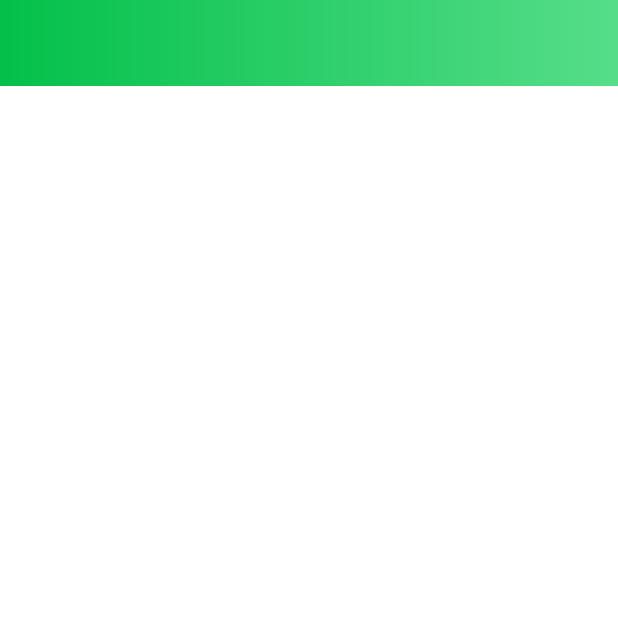
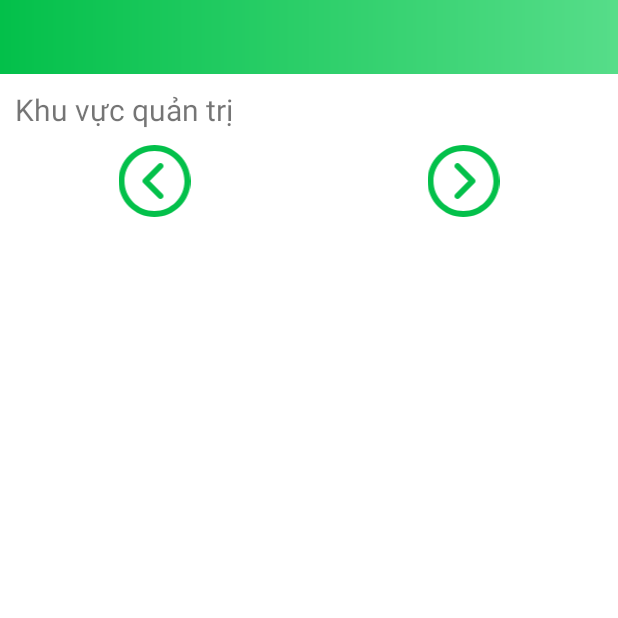
Before and after one commit to duonghaipham/love-story-app, an Android app: the ReadingInterfaceActivity screen opened directly, with no data from a screen before it, on a phone screen of 412 x 824 dp, the top half of it. Run offline under Robolectric (Android 15) with nearby library versions, the phone set to English and light mode, and no system bars; 3 statements that could not run were skipped.

Commit message:
Add previous and next chapter button feature

```diff
--- a/app/src/main/java/com/example/love/ReadingInterfaceActivity.java
+++ b/app/src/main/java/com/example/love/ReadingInterfaceActivity.java
@@ -2,7 +2,10 @@ package com.example.love;
 
 import androidx.appcompat.app.AppCompatActivity;
 
+
+import android.content.Intent;
 import android.os.Bundle;
+import android.widget.ImageView;
 import android.widget.TextView;
 
 import com.example.love.database.ChapterDataSource;
@@ -12,6 +15,8 @@ public class ReadingInterfaceActivity extends AppCompatActivity {
 
     private TextView tvChapterBar;
     private TextView tvBody;
+    private ImageView ivPrevious;
+    private ImageView ivNext;
 
     @Override
     protected void onCreate(Bundle savedInstanceState) {
@@ -21,12 +26,35 @@ public class ReadingInterfaceActivity extends AppCompatActivity {
 
         int indexStory = getIntent().getIntExtra("index story", 0);
         int indexChapter = getIntent().getIntExtra("index chapter", 0);
+        int numberChapters = getIntent().getIntExtra("number chapters", 0);
         loadData(String.valueOf(indexStory), String.valueOf(indexChapter));
+
+        ivPrevious.setOnClickListener(v -> {
+            if (indexChapter > 0) {
+                Intent intent = new Intent(ReadingInterfaceActivity.this, ReadingInterfaceActivity.class);
+                intent.putExtra("index story", indexStory);
+                intent.putExtra("index chapter", indexChapter - 1);
+                intent.putExtra("number chapters", numberChapters);
+                startActivity(intent);
+            }
+        });
+
+        ivNext.setOnClickListener(v -> {
+            if (indexChapter < numberChapters - 1) {
+                Intent intent = new Intent(ReadingInterfaceActivity.this, ReadingInterfaceActivity.class);
+                intent.putExtra("index story", indexStory);
+                intent.putExtra("index chapter", indexChapter + 1);
+                intent.putExtra("number chapters", numberChapters);
+                startActivity(intent);
+            }
+        });
     }
 
     private void map() {    // map between front-end control and its back-end ones
         tvChapterBar = findViewById(R.id.tv_chapter_bar);
         tvBody = findViewById(R.id.tv_body);
+        ivPrevious = findViewById(R.id.iv_previous);
+        ivNext = findViewById(R.id.iv_next);
     }
 
     private void loadData(String indexStory, String indexChapter) { // load data from database and fill into user interface
--- a/app/src/main/java/com/example/love/StoryIntroductionActivity.java
+++ b/app/src/main/java/com/example/love/StoryIntroductionActivity.java
@@ -33,6 +33,7 @@ public class StoryIntroductionActivity extends AppCompatActivity {
     private TextView tvAuthor;
     private TextView tvNumberChapters;
     private ListView lvChapters;
+    private int numberChapters;
 
     @Override
     protected void onCreate(Bundle savedInstanceState) {
@@ -47,6 +48,7 @@ public class StoryIntroductionActivity extends AppCompatActivity {
             Intent intent = new Intent(StoryIntroductionActivity.this, ReadingInterfaceActivity.class);
             intent.putExtra("index story", indexStory);
             intent.putExtra("index chapter", position);
+            intent.putExtra("number chapters", numberChapters);
             startActivity(intent);
         });
     }
@@ -68,6 +70,7 @@ public class StoryIntroductionActivity extends AppCompatActivity {
         toolBarLayout.setTitle(story.getName());
         tvAuthor.setText(String.format(getString(R.string.author), story.getAuthor()));
         tvNumberChapters.setText(String.format(getString(R.string.number_chapters), story.getNumber_chapters()));
+        numberChapters = story.getNumber_chapters();
 
         // get list of chapters of the current story
         ChapterDataSource chapterDatasource = new ChapterDataSource(StoryIntroductionActivity.this);
--- /dev/null
+++ b/app/src/main/res/drawable/ic_next.xml
@@ -0,0 +1,5 @@
+<vector android:height="48dp" android:viewportHeight="512"
+    android:viewportWidth="512" android:width="48dp" xmlns:android="http://schemas.android.com/apk/res/android">
+    <path android:fillColor="@color/green_parakeet" android:pathData="M256,0C114.618,0 0,114.618 0,256s114.618,256 256,256s256,-114.618 256,-256S397.382,0 256,0zM256,469.333c-117.818,0 -213.333,-95.515 -213.333,-213.333S138.182,42.667 256,42.667S469.333,138.182 469.333,256S373.818,469.333 256,469.333z"/>
+    <path android:fillColor="@color/green_parakeet" android:pathData="M228.418,134.248c-8.331,-8.331 -21.839,-8.331 -30.17,0c-8.331,8.331 -8.331,21.839 0,30.17L289.83,256l-91.582,91.582c-8.331,8.331 -8.331,21.839 0,30.17c8.331,8.331 21.839,8.331 30.17,0l106.667,-106.667c8.331,-8.331 8.331,-21.839 0,-30.17L228.418,134.248z"/>
+</vector>
--- /dev/null
+++ b/app/src/main/res/drawable/ic_previous.xml
@@ -0,0 +1,5 @@
+<vector android:height="48dp" android:viewportHeight="512"
+    android:viewportWidth="512" android:width="48dp" xmlns:android="http://schemas.android.com/apk/res/android">
+    <path android:fillColor="@color/green_parakeet" android:pathData="M256,0C114.618,0 0,114.618 0,256s114.618,256 256,256s256,-114.618 256,-256S397.382,0 256,0zM256,469.333c-117.818,0 -213.333,-95.515 -213.333,-213.333S138.182,42.667 256,42.667S469.333,138.182 469.333,256S373.818,469.333 256,469.333z"/>
+    <path android:fillColor="@color/green_parakeet" android:pathData="M313.752,134.248c-8.331,-8.331 -21.839,-8.331 -30.17,0L176.915,240.915c-8.331,8.331 -8.331,21.839 0,30.17l106.667,106.667c8.331,8.331 21.839,8.331 30.17,0c8.331,-8.331 8.331,-21.839 0,-30.17L222.17,256l91.582,-91.582C322.083,156.087 322.083,142.58 313.752,134.248z"/>
+</vector>
--- a/app/src/main/res/layout/activity_reading_interface.xml
+++ b/app/src/main/res/layout/activity_reading_interface.xml
@@ -8,15 +8,55 @@
     <TextView
         android:id="@+id/tv_chapter_bar"
         android:layout_width="match_parent"
-        android:layout_height="0dp"
-        android:layout_weight="7"
-        android:background="@drawable/green_gradient_background"/>
+        android:layout_height="wrap_content"
+        android:paddingTop="7dp"
+        android:paddingEnd="10dp"
+        android:paddingBottom="7dp"
+        android:paddingStart="10dp"
+        android:background="@drawable/green_gradient_background"
+        android:gravity="center"
+        android:textSize="25sp"
+        android:textColor="@color/white"/>
+    <ScrollView
+        android:layout_width="match_parent"
+        android:layout_height="wrap_content">
 
-    <TextView
-        android:id="@+id/tv_body"
+        <TextView
+            android:id="@+id/tv_body"
+            android:layout_width="match_parent"
+            android:layout_height="wrap_content"
+            android:layout_margin="10dp"
+            android:scrollbars="vertical"
+            android:justificationMode="inter_word"
+            android:textSize="20sp"
+            android:text="@string/administration_area"/>
+    </ScrollView>
+
+    <LinearLayout
         android:layout_width="match_parent"
-        android:layout_height="0dp"
-        android:layout_weight="93"
-        android:scrollbars="vertical"/>
+        android:layout_height="wrap_content"
+        android:layout_gravity="center"
+        android:orientation="horizontal">
+
+        <ImageView
+            android:id="@+id/iv_previous"
+            android:layout_width="0dp"
+            android:layout_height="wrap_content"
+            android:layout_weight="1"
+            android:foreground="?selectableItemBackgroundBorderless"
+            android:clickable="true"
+            android:src="@drawable/ic_previous"/>
+
+        <ImageView
+            android:id="@+id/iv_next"
+            android:layout_width="0dp"
+            android:layout_height="wrap_content"
+            android:layout_weight="1"
+            android:foreground="?selectableItemBackgroundBorderless"
+            android:clickable="true"
+            android:src="@drawable/ic_next"/>
+
+    </LinearLayout>
+
 
 </LinearLayout>
--- a/app/src/main/res/values/strings.xml
+++ b/app/src/main/res/values/strings.xml
@@ -7,4 +7,13 @@
     <string name="author">Tác giả: %s.</string>
     <string name="number_chapters">Số chương: %d.</string>
     <string name="avatar">Ảnh bìa truyện</string>
+    <string name="large">Lorem ipsum dolor sit amet, consectetur adipiscing elit. Nulla dictum ante sed tellus consequat, sed eleifend odio condimentum. Cras maximus tellus ac auctor sagittis. Phasellus mauris ipsum, molestie ut porttitor sed, dictum eu nunc. Donec et interdum massa. Aenean ultrices imperdiet pulvinar. Nam consectetur mauris id ligula placerat tincidunt. Sed mattis faucibus lacus, ornare lacinia dolor facilisis lacinia. Etiam rutrum, massa eget aliquet condimentum, est dolor eleifend nunc, at egestas leo augue ac erat. Aenean vitae metus mollis, aliquam risus eu, ullamcorper lectus. Nulla pellentesque erat lobortis maximus iaculis. Sed aliquet augue vel mi faucibus ultricies.
+
+Duis vestibulum magna nibh, quis porta odio sodales at. Aenean sodales suscipit orci, vel sodales ligula suscipit id. Praesent eu lacus a libero gravida viverra. Duis a vehicula nibh. Sed ligula est, interdum eget vulputate at, imperdiet feugiat ligula. Proin eget fermentum diam, non maximus nulla. Mauris ornare non ipsum efficitur ultricies. Mauris quis mi interdum justo dignissim aliquam. In orci ipsum, accumsan aliquet felis eget, varius bibendum elit.
+
+Donec gravida nisi orci, non efficitur dui condimentum id. Maecenas eu sodales augue. In eu tincidunt orci. Aliquam consectetur neque ut ullamcorper viverra. In hac habitasse platea dictumst. Vivamus id risus eget ante efficitur malesuada nec eu diam. Nunc feugiat euismod diam, sed imperdiet metus interdum ut. Cras id mauris arcu. Nam in mauris eu felis volutpat luctus sit amet sit amet risus. Quisque nisi orci, rutrum in ipsum non, laoreet blandit ex. Sed tincidunt, augue nec auctor dapibus, ex odio condimentum sem, ac tristique erat augue non elit. Integer eget aliquet elit. Proin a risus sed quam ultricies faucibus. Cras congue diam ut justo rutrum, et tincidunt nulla convallis.
+
+Curabitur malesuada mauris ut velit consectetur cursus. Nullam nec ex felis. Aliquam vel est ut est varius sodales. Fusce id ornare ante, a molestie sem. Nunc eget libero nisi. Cras finibus fringilla enim ut ornare. Maecenas cursus venenatis nisi, et interdum erat ornare in. Morbi augue purus, tristique vitae dui a, commodo aliquet sem. In suscipit dictum lacinia. Orci varius natoque penatibus et magnis dis parturient montes, nascetur ridiculus mus. Ut sollicitudin accumsan eros, nec tincidunt mi sodales in. Nunc euismod turpis vel vestibulum porta. Morbi rhoncus metus eget pellentesque fringilla.
+
+Quisque rhoncus consectetur dui, quis tempor metus molestie molestie. Etiam placerat ipsum vitae lectus faucibus, sit amet volutpat massa gravida. Duis pellentesque accumsan enim, quis tempus felis convallis in. Nam feugiat mi eu efficitur mattis. Donec varius laoreet accumsan. Donec efficitur elit non sapien feugiat laoreet. Nam quis tellus bibendum, aliquam augue sit amet, hendrerit metus. Etiam tincidunt, augue sed placerat posuere, elit leo aliquam mi, eu iaculis leo augue et urna. Aenean vitae lacus sit amet nibh viverra pulvinar. Duis rhoncus varius mattis.</string>
 </resources>
```
